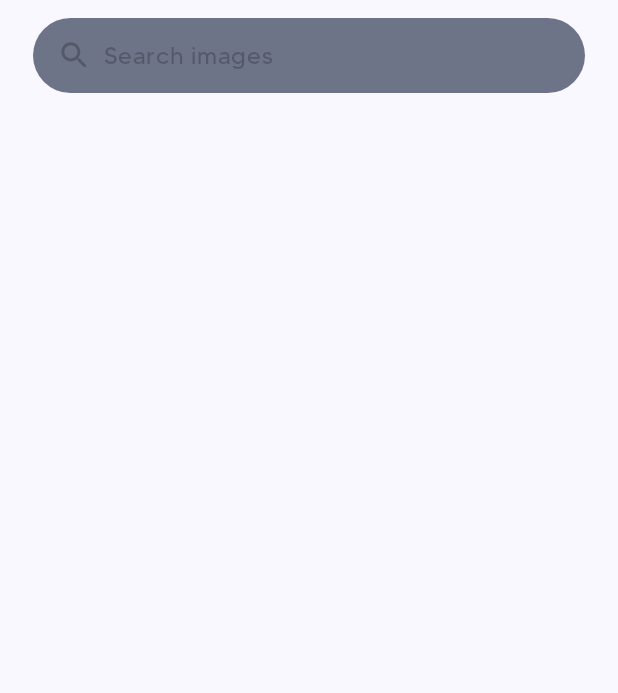
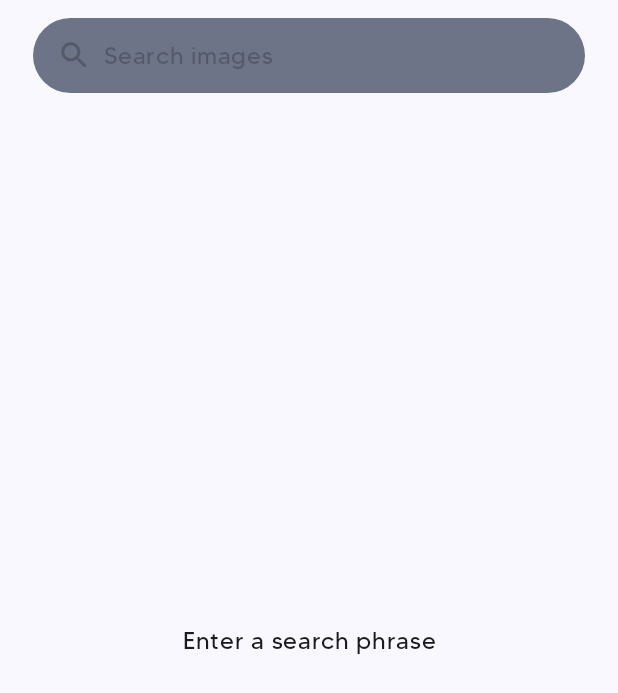
Before and after one commit to PaneSoftwares/PhotoSearchApp, an Android app built with Jetpack Compose: the composable BottomNavigationScreens shown on its own in the app's theme, on a phone screen of 412 x 824 dp. Shown: the top 693 px of the screen. Run offline under Robolectric (Android 15) with nearby library versions, the phone set to English and light mode, and no system bars; our stand-ins replace accompanist; 2 statements that could not run were skipped.

Commit message:
Remove unused data

```diff
--- a/app/src/main/java/com/example/photosearchapp/features/main/presentation/DefaultScreen.kt
+++ b/app/src/main/java/com/example/photosearchapp/features/main/presentation/DefaultScreen.kt
@@ -14,21 +14,21 @@ import androidx.compose.ui.input.nestedscroll.NestedScrollConnection
 import androidx.compose.ui.input.nestedscroll.NestedScrollSource
 import androidx.compose.ui.input.nestedscroll.nestedScroll
 import androidx.compose.ui.platform.LocalDensity
+import androidx.compose.ui.res.stringResource
 import androidx.compose.ui.unit.dp
-import androidx.navigation.NavBackStackEntry
 import androidx.navigation.NavController
 import androidx.navigation.NavHostController
+import com.example.photosearchapp.R
 import com.example.photosearchapp.navigation.BottomNavRoute
 import com.example.photosearchapp.ui.elements.NonFocusedTopBar
+import com.example.photosearchapp.ui.elements.PullToReloadView
 import com.example.photosearchapp.ui.theme.BigRadius
-import com.example.photosearchapp.util.Constants.searchPhotoScreen
 import kotlin.math.roundToInt
 
 @Composable
 fun DefaultScreen(
     navController: NavController,
     bottomBarNavController: NavHostController,
-    navBackStackEntry: NavBackStackEntry?,
 ) {
 
     val toolbarHeightPx = with(LocalDensity.current) { BigRadius.dp.roundToPx().toFloat() }
@@ -50,20 +50,17 @@ fun DefaultScreen(
         bottomBarNavController.navigate(BottomNavRoute.HOME_SCREEN)
     }
 
-    var type = remember {
-        navBackStackEntry?.arguments?.getString("type")
-    }
-
-    if (type == null) {
-        type = searchPhotoScreen
-    }
-
     Box(
         modifier = Modifier
             .fillMaxSize()
             .background(MaterialTheme.colorScheme.surface)
             .nestedScroll(nestedScrollConnection)
     ) {
+        PullToReloadView(
+            0,
+            stringResource(R.string.enter_search_phrase)
+        )
+
         NonFocusedTopBar(
             toolbarOffsetHeightPx = toolbarOffsetHeightPx.floatValue.roundToInt(),
             navController = navController,
--- a/app/src/main/java/com/example/photosearchapp/features/main/presentation/PhotoMainScreen.kt
+++ b/app/src/main/java/com/example/photosearchapp/features/main/presentation/PhotoMainScreen.kt
@@ -21,16 +21,13 @@ import androidx.compose.ui.graphics.vector.ImageVector
 import androidx.compose.ui.res.stringResource
 import androidx.navigation.NavController
 import androidx.navigation.NavHostController
-import androidx.navigation.NavType
 import androidx.navigation.compose.NavHost
 import androidx.navigation.compose.composable
 import androidx.navigation.compose.rememberNavController
-import androidx.navigation.navArgument
 import com.example.photosearchapp.R
 import com.example.photosearchapp.features.history.presentation.HistoryListScreen
 import com.example.photosearchapp.navigation.BottomNavRoute
 import com.example.photosearchapp.ui.theme.font
-import com.example.photosearchapp.util.Constants
 
 data class BottomNavigationItem(
     val title: String,
@@ -91,11 +88,11 @@ fun PhotoMainScreen(
                             when (selectedItem.intValue) {
 
                                 0 -> bottomBarNavController.navigate(
-                                    "${BottomNavRoute.DEFAULT_SCREEN}?type=${Constants.searchPhotoScreen}"
+                                    BottomNavRoute.DEFAULT_SCREEN
                                 )
 
                                 1 -> bottomBarNavController.navigate(
-                                    "${BottomNavRoute.HISTORY_LIST_SCREEN}?type=${Constants.historyScreen}"
+                                    BottomNavRoute.HISTORY_LIST_SCREEN
                                 )
                             }
                         },
@@ -148,17 +145,11 @@ fun BottomNavigationScreens(
             DefaultScreen(
                 navController = navController,
                 bottomBarNavController = bottomBarNavController,
-                navBackStackEntry = null,
             )
         }
 
         composable(
-            "${BottomNavRoute.HISTORY_LIST_SCREEN}?type={type}",
-            arguments = listOf(
-                navArgument("type") {
-                    type = NavType.StringType
-                }
-            )
+            BottomNavRoute.HISTORY_LIST_SCREEN
         ) {
             HistoryListScreen(
                 selectedItem = selectedItem,
--- a/app/src/main/java/com/example/photosearchapp/ui/elements/PullToReloadView.kt
+++ b/app/src/main/java/com/example/photosearchapp/ui/elements/PullToReloadView.kt
@@ -47,6 +47,8 @@ fun PullToReloadView(
                     )
                     .clip(RoundedCornerShape(RadiusContainer.dp))
             ) {
+
+                if(background != 0){
                 Box(
                     modifier = Modifier
                         .height(300.dp)
@@ -54,7 +56,7 @@ fun PullToReloadView(
                         .padding(6.dp)
                         .paint(painterResource(id = background))
                         .clip(RoundedCornerShape(Radius.dp))
-                )
+                )}
 
                 Spacer(modifier = Modifier.height(6.dp))
 
--- a/app/src/main/res/values/strings.xml
+++ b/app/src/main/res/values/strings.xml
@@ -9,4 +9,5 @@
     <string name="back">Back</string>
     <string name="no_history_found">No history found</string>
     <string name="pull_down_refresh">Pull down to refresh</string>
+    <string name="enter_search_phrase">Enter a search phrase</string>
 </resources>
```
